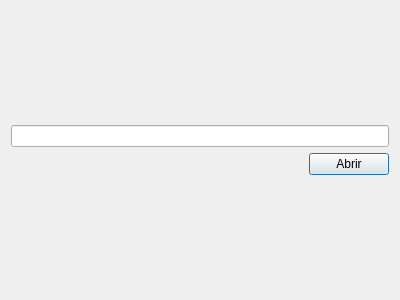
First picture: the form in reproductor/urldialog.ui, repository eliasrm87/curso-qt-osl-reproductor, before the edit.
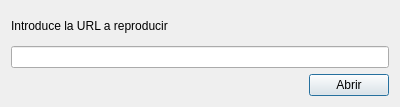
Second picture: the form after the edit.

```diff
--- a/reproductor/urldialog.ui
+++ b/reproductor/urldialog.ui
@@ -7,7 +7,7 @@
     <x>0</x>
     <y>0</y>
     <width>400</width>
-    <height>300</height>
+    <height>107</height>
    </rect>
   </property>
   <property name="windowTitle">
@@ -16,14 +16,14 @@
   <layout class="QGridLayout" name="gridLayout_2">
    <item row="0" column="0">
     <layout class="QGridLayout" name="gridLayout">
-     <item row="1" column="1">
-      <widget class="QPushButton" name="pushButton">
+     <item row="2" column="1">
+      <widget class="QPushButton" name="btnAbrir">
        <property name="text">
         <string>Abrir</string>
        </property>
       </widget>
      </item>
-     <item row="1" column="0">
+     <item row="2" column="0">
       <spacer name="horizontalSpacer">
        <property name="orientation">
         <enum>Qt::Horizontal</enum>
@@ -36,9 +36,16 @@
        </property>
       </spacer>
      </item>
-     <item row="0" column="0" colspan="2">
+     <item row="1" column="0" colspan="2">
       <widget class="QLineEdit" name="lineEdit"/>
      </item>
+     <item row="0" column="0" colspan="2">
+      <widget class="QLabel" name="label">
+       <property name="text">
+        <string>Introduce la URL a reproducir</string>
+       </property>
+      </widget>
+     </item>
     </layout>
    </item>
   </layout>
```
Left out of the diff: 19 changed lines with no effect on the pictures.
